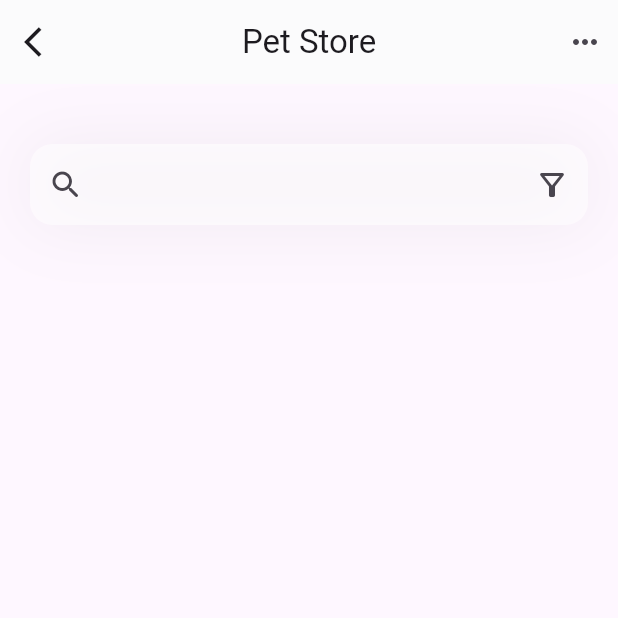
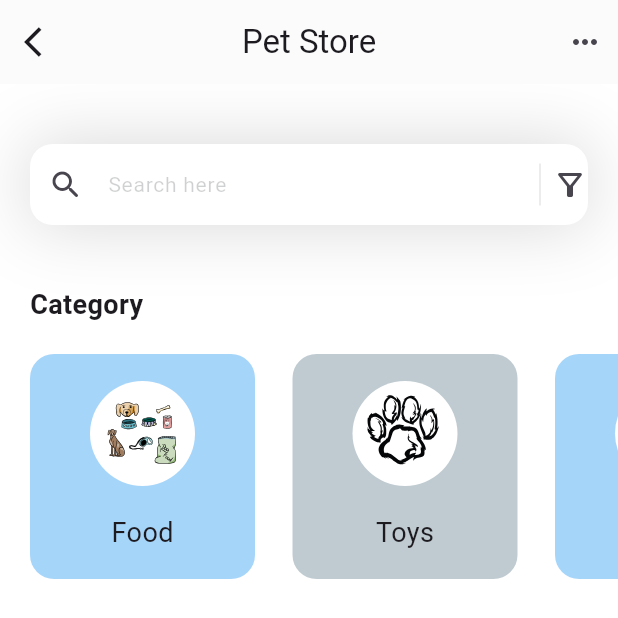
Before and after one commit to kcartagena/pet_store, a Flutter app: the screen it shows after launch, on a phone screen of 412 x 824 dp. Shown: the top 618 px of the screen. Run offline on Flutter 3.47's test engine with Material 3 defaults, Android fonts, the light colour scheme and no system bars; our stand-ins replace flutter_svg, google_fonts; Roboto replaces fonts that are missing (Atma).

Commit message:
add categories section

```diff
--- /dev/null
+++ b/lib/models/category_model.dart
@@ -0,0 +1,43 @@
+import 'package:flutter/material.dart';
+
+class CategoryModel {
+  String name;
+  String iconPath;
+  Color boxColor;
+
+  CategoryModel({
+    required this.name,
+    required this.iconPath,
+    required this.boxColor,
+  });
+
+  static List<CategoryModel> getCategories() {
+    List<CategoryModel> categories = [];
+
+    categories.add(
+      CategoryModel(
+        name: 'Food',
+        iconPath: 'assets/icons/dog.svg',
+        boxColor: Colors.blue,
+        ),
+    );
+
+    categories.add(
+      CategoryModel(
+        name: 'Toys',
+        iconPath: 'assets/icons/paw.svg',
+        boxColor: Colors.blueGrey,
+        ),
+    );
+
+    categories.add(
+      CategoryModel(
+        name: 'Treats',
+        iconPath: 'assets/icons/bone.svg',
+        boxColor: Colors.blue,
+        ),
+    );
+
+    return categories;
+  }
+}
--- a/lib/pages/home.dart
+++ b/lib/pages/home.dart
@@ -1,40 +1,145 @@
 import 'package:flutter/material.dart';
+import 'package:flutter_svg/svg.dart';
+import 'package:pet_store/models/category_model.dart';
 
 class HomePage extends StatelessWidget {
-  const HomePage({super.key});
+  HomePage({super.key});
+
+  List<CategoryModel> categories = [];
+
+  void getCategories() {
+    categories = CategoryModel.getCategories();
+  }
 
   @override
   Widget build(BuildContext context) {
+    getCategories();
     return Scaffold(
       appBar: appBar(),
+      backgroundColor: Colors.white,
       body: Column(
+        crossAxisAlignment: CrossAxisAlignment.start,
+        children: [
+          searchField(),
+          SizedBox(
+            height: 40,
+          ),
+          categoriesSection(),
+        ],
+      ),
+    );
+  }
+
+  Column categoriesSection() {
+    return Column(
+      crossAxisAlignment: CrossAxisAlignment.start,
+      children: [
+        Padding(
+          padding: const EdgeInsets.only(left: 20.0),
+          child: Text(
+            'Category',
+            style: TextStyle(fontSize: 18, fontWeight: FontWeight.w600),
+          ),
+        ),
+        SizedBox(
+          height: 20,
+        ),
+        SizedBox(
+          height: 150,
+          child: ListView.separated(
+            itemCount: categories.length,
+            scrollDirection: Axis.horizontal,
+            padding: EdgeInsets.only(
+              left: 20,
+              right: 20,
+            ),
+            separatorBuilder: (context, index) => SizedBox(
+              width: 25,
+            ),
+            itemBuilder: (context, index) {
+              return Container(
+                width: 150,
+                decoration: BoxDecoration(
+                  color: categories[index].boxColor.withValues(alpha: 0.4),
+                  borderRadius: BorderRadius.circular(16),
+                ),
+                child: Column(
+                  mainAxisAlignment: MainAxisAlignment.spaceEvenly,
                   children: [
                     Container(
+                      width: 70,
+                      height: 70,
+                      decoration: BoxDecoration(
+                        color: Colors.white,
+                        shape: BoxShape.circle,
+                      ),
+                      child: Padding(
+                        padding: const EdgeInsets.all(8.0),
+                        child: SvgPicture.asset(categories[index].iconPath),
+                      ),
+                    ),
+                    Text(
+                      categories[index].name,
+                      style: TextStyle(
+                        fontWeight: FontWeight.w400,
+                        fontSize: 18,
+                      ),
+                    )
+                  ],
+                ),
+              );
+            },
+          ),
+        ),
+      ],
+    );
+  }
+
+  Container searchField() {
+    return Container(
       margin: EdgeInsets.only(top: 40, left: 20, right: 20),
       decoration: BoxDecoration(
         boxShadow: [
           BoxShadow(
-                  color: Color.fromARGB(22, 107, 104, 104),
+            color: Color.fromARGB(44, 30, 24, 24),
             blurRadius: 40,
-                  spreadRadius: 0,
+            spreadRadius: 0.0,
           ),
         ],
       ),
       child: TextField(
         decoration: InputDecoration(
           filled: true,
-                fillColor: Colors.white54,
+          fillColor: Colors.white,
           contentPadding: EdgeInsets.all(15),
+          hintText: 'Search here',
+          hintStyle: TextStyle(
+            color: Color.fromARGB(50, 12, 15, 19),
+            fontSize: 14,
+          ),
           prefixIcon: Icon(Icons.search_rounded),
-                suffixIcon: Icon(Icons.filter_alt_outlined),
+          suffixIcon: SizedBox(
+            width: 100,
+            child: IntrinsicHeight(
+              child: Row(
+                mainAxisAlignment: MainAxisAlignment.end,
+                children: [
+                  VerticalDivider(
+                    color: Colors.black,
+                    indent: 10,
+                    endIndent: 10,
+                    thickness: 0.1,
+                  ),
+                  Icon(Icons.filter_alt_outlined),
+                ],
+              ),
+            ),
+          ),
           border: OutlineInputBorder(
             borderRadius: BorderRadius.circular(15),
             borderSide: BorderSide.none,
           ),
         ),
-            ),
-          ),
-        ],
       ),
     );
   }
```
Also changed, not shown: pubspec.yaml (+4 -3 lines), assets/icons/bone.svg (added), assets/icons/dog.svg (added), assets/icons/paw.svg (added). Lines whose indentation alone changed are shown as unchanged.
